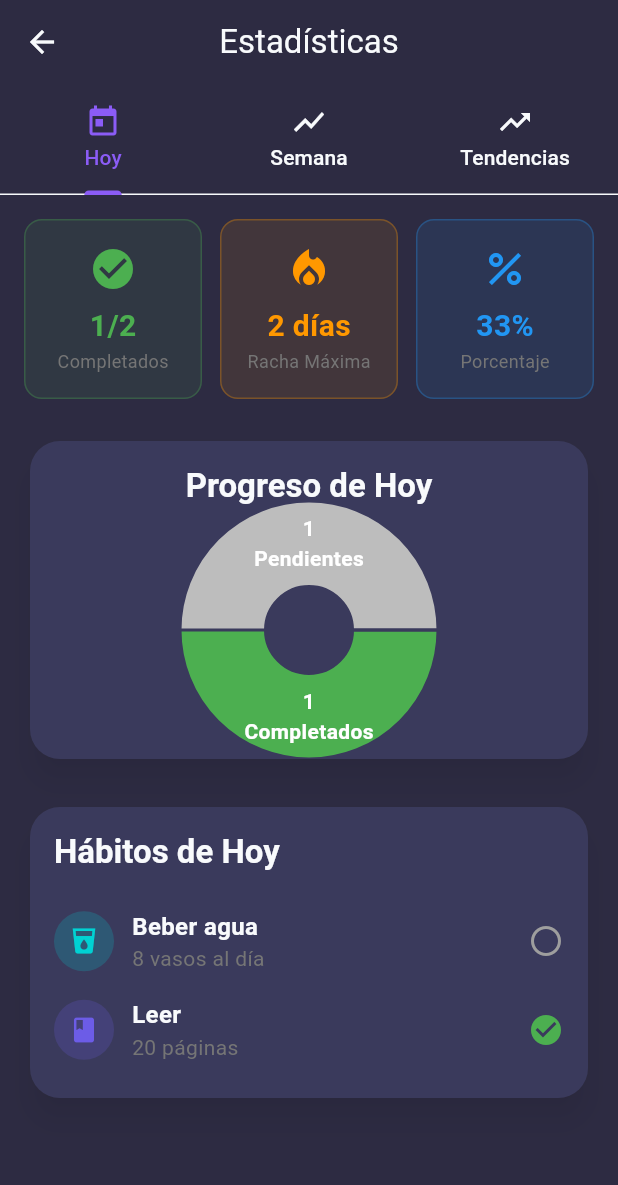
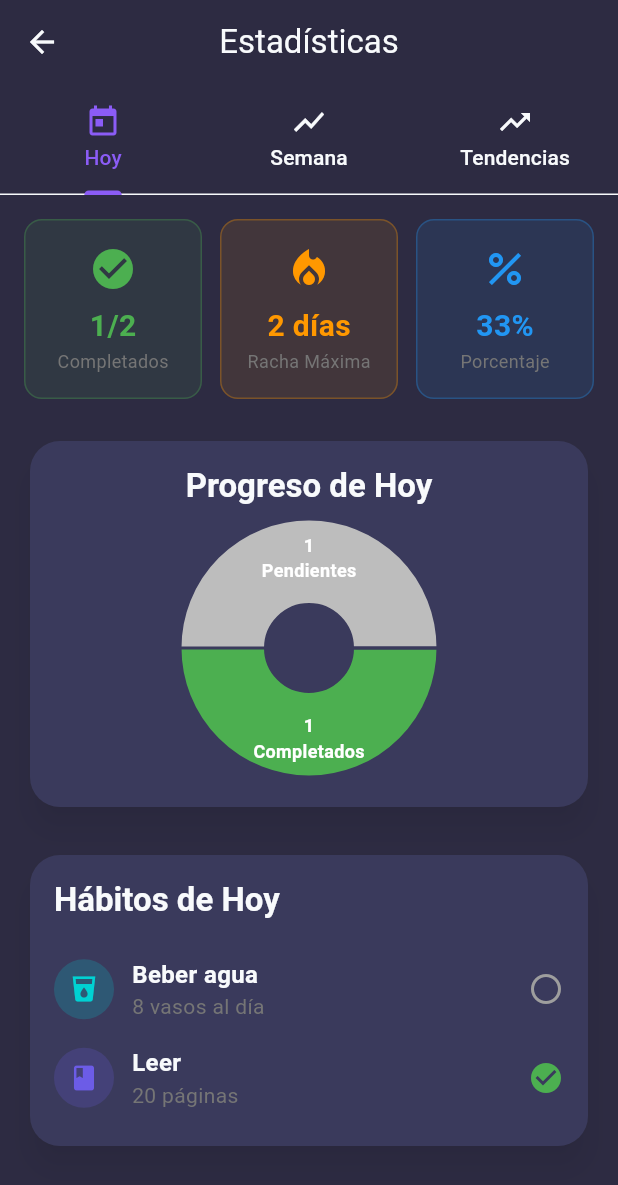
Before and after one commit to NoSFeR88/habito-pro-flutter, a Flutter app: the screen it shows after launch, after a tap on the "analytics" icon, on a phone screen of 412 x 824 dp. Shown: the top 1185 px of the screen. Run offline on Flutter 3.47's test engine with Material 3 defaults, Android fonts, the phone set to English and light mode, and no system bars; drawn by our look-alikes of fl_chart; our stand-ins replace cloud_firestore, firebase_auth, firebase_core, flutter_local_notifications, google_sign_in, sqflite and 1 more; accounts and stored records are empty.

Commit message:
🎨 Finalizar ajustes visuales y correcciones de colores
### Cambios Completados:
- ✅ Colores de pestañas corregidos para coincidir con contenedores
  - Hoy: Morado claro (#A78BFA)
  - Semana: Turquesa/Cyan (#06B6D4)
  - Mes: Rosa vibrante (#EC4899)
- ✅ Botón "Nuevo Hábito" simplificado a solo ícono "+"
- ✅ Espaciado mejorado en pantalla de estadísticas
- ✅ Estructura homogénea en todas las pestañas
- ✅ Sin overflow, proporciones balanceadas

### Archivos Modificados:
- lib/widgets/stats_overview.dart: Colores de pestañas corregidos
- lib/screens/home_screen.dart: FloatingActionButton simplificado
- lib/screens/stats_screen.dart: Espaciado y texto del círculo mejorado

🤖 Generated with [Claude Code](https://claude.ai/code)

Co-Authored-By: Claude <noreply@anthropic.com>

```diff
--- a/lib/screens/home_screen.dart
+++ b/lib/screens/home_screen.dart
@@ -150,15 +150,14 @@ class _HomeScreenState extends State<HomeScreen> {
           );
         },
       ),
-      floatingActionButton: FloatingActionButton.extended(
+      floatingActionButton: FloatingActionButton(
         onPressed: () {
           Navigator.push(
             context,
             MaterialPageRoute(builder: (_) => const AddHabitScreen()),
           );
         },
-        icon: const Icon(Icons.add),
-        label: const Text('Nuevo Hábito'),
+        child: const Icon(Icons.add),
       ),
     );
   }
--- a/lib/screens/stats_screen.dart
+++ b/lib/screens/stats_screen.dart
@@ -157,7 +157,7 @@ class _StatsScreenState extends State<StatsScreen> with SingleTickerProviderStat
                 fontWeight: FontWeight.bold,
               ),
             ),
-            const SizedBox(height: 12),
+            const SizedBox(height: 24),
             SizedBox(
               height: 140,
               child: total > 0 ? PieChart(
@@ -169,10 +169,11 @@ class _StatsScreenState extends State<StatsScreen> with SingleTickerProviderStat
                       color: Colors.green,
                       radius: 55,
                       titleStyle: const TextStyle(
-                        fontSize: 14,
+                        fontSize: 12,
                         fontWeight: FontWeight.bold,
                         color: Colors.white,
                       ),
+                      titlePositionPercentageOffset: 0.55,
                     ),
                     PieChartSectionData(
                       value: pending.toDouble(),
@@ -180,10 +181,11 @@ class _StatsScreenState extends State<StatsScreen> with SingleTickerProviderStat
                       color: Colors.grey[400]!,
                       radius: 55,
                       titleStyle: const TextStyle(
-                        fontSize: 14,
+                        fontSize: 12,
                         fontWeight: FontWeight.bold,
                         color: Colors.white,
                       ),
+                      titlePositionPercentageOffset: 0.55,
                     ),
                   ],
                   sectionsSpace: 2,
@@ -193,6 +195,7 @@ class _StatsScreenState extends State<StatsScreen> with SingleTickerProviderStat
                 child: Text('No hay hábitos para mostrar'),
               ),
             ),
+            const SizedBox(height: 20),
           ],
         ),
       ),
--- a/lib/widgets/stats_overview.dart
+++ b/lib/widgets/stats_overview.dart
@@ -70,6 +70,23 @@ class _StatsOverviewState extends State<StatsOverview> {
 
   Widget _buildPageIndicator(int page, String label) {
     final isActive = _currentPage == page;
+
+    // Definir color específico para cada pestaña según su contenedor
+    Color activeColor;
+    switch (page) {
+      case 0: // Hoy - morado
+        activeColor = AppColors.primaryLight;
+        break;
+      case 1: // Semana - turquesa/cyan
+        activeColor = AppColors.secondary;
+        break;
+      case 2: // Mes - rosa
+        activeColor = AppColors.accent;
+        break;
+      default:
+        activeColor = AppColors.primary;
+    }
+
     return GestureDetector(
       onTap: () {
         _pageController.animateToPage(
@@ -82,17 +99,17 @@ class _StatsOverviewState extends State<StatsOverview> {
         margin: const EdgeInsets.symmetric(horizontal: 6),
         padding: const EdgeInsets.symmetric(horizontal: 16, vertical: 8),
         decoration: BoxDecoration(
-          color: isActive ? AppColors.primary : Colors.transparent,
+          color: isActive ? activeColor.withOpacity(0.2) : Colors.transparent,
           borderRadius: BorderRadius.circular(20),
           border: Border.all(
-            color: isActive ? AppColors.primary : AppColors.primary.withOpacity(0.3),
+            color: isActive ? activeColor : AppColors.primary.withOpacity(0.3),
             width: 1.5,
           ),
         ),
         child: Text(
           label,
           style: TextStyle(
-            color: isActive ? Colors.white : AppColors.primary,
+            color: isActive ? activeColor : AppColors.primary,
             fontSize: 13,
             fontWeight: FontWeight.w600,
           ),
```
